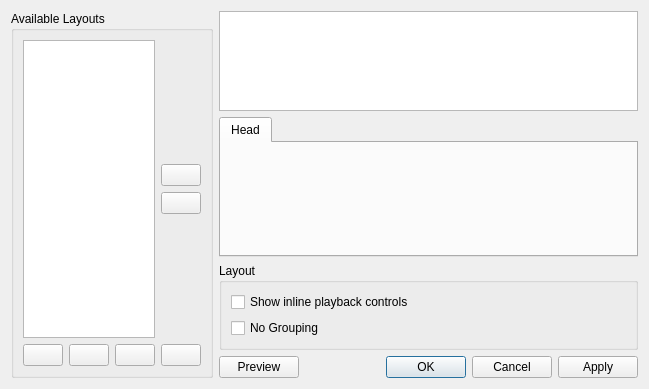
Old version of the form src/playlist/layouts/PlaylistLayoutEditDialog.ui in the repository netrunner-debian-kde-extras/amarok.
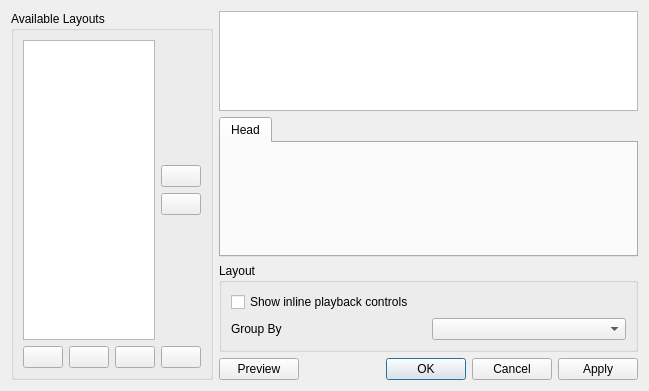
New version of the form. Custom widgets are drawn as their Qt base class.

What changed in the file:
```diff
--- a/src/playlist/layouts/PlaylistLayoutEditDialog.ui
+++ b/src/playlist/layouts/PlaylistLayoutEditDialog.ui
@@ -193,11 +193,21 @@
          </widget>
         </item>
         <item row="1" column="0">
-         <widget class="QCheckBox" name="noGroupingChekbox">
+         <layout class="QHBoxLayout" name="horizontalLayout">
+          <property name="bottomMargin">
+           <number>0</number>
+          </property>
+          <item>
+           <widget class="QLabel" name="label">
           <property name="text">
-           <string>No Grouping</string>
-          </property>
-         </widget>
+             <string>Group By</string>
+            </property>
+           </widget>
+          </item>
+          <item>
+           <widget class="QComboBox" name="groupByComboBox"/>
+          </item>
+         </layout>
         </item>
        </layout>
       </widget>
```
Lines whose indentation alone changed are shown as unchanged.
